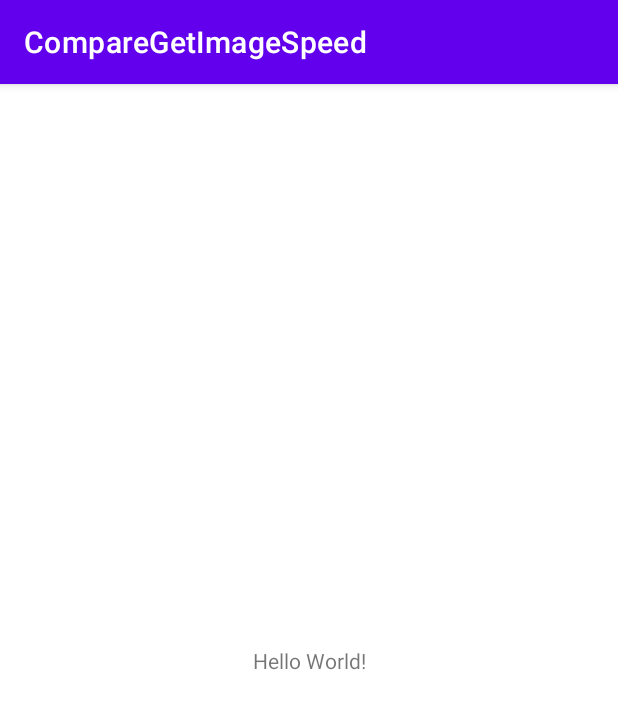
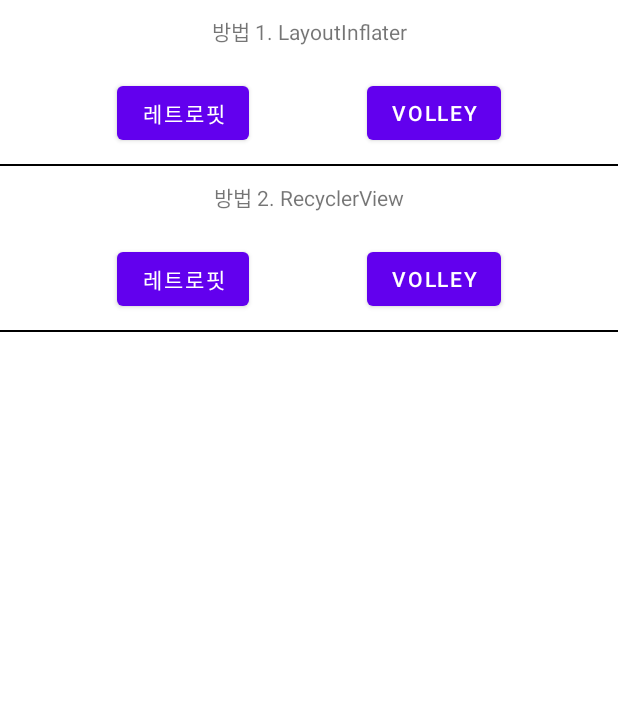
Before and after one commit to chlqudco/CompareGetImageSpeed, an Android app: the screen it shows after launch (MainActivity), on a phone screen of 412 x 824 dp. Shown: the top 709 px of the screen. Run offline under Robolectric (Android 15) with nearby library versions, the phone set to English and light mode, and no system bars.

Commit message:
패키지 분할 및 1_1 완료

```diff
--- a/app/src/main/java/com/example/comparegetimagespeed/MainActivity.kt
+++ b/app/src/main/java/com/example/comparegetimagespeed/MainActivity.kt
@@ -1,9 +1,20 @@
 package com.example.comparegetimagespeed
 
+import android.content.Intent
 import androidx.appcompat.app.AppCompatActivity
 import android.os.Bundle
 import android.util.Log
+import androidx.appcompat.app.AppCompatDelegate
+import androidx.recyclerview.widget.GridLayoutManager
 import com.example.comparegetimagespeed.URL.BASE_URL
+import com.example.comparegetimagespeed.adapter.MainAdapter
+import com.example.comparegetimagespeed.api.ApiService
+import com.example.comparegetimagespeed.databinding.ActivityMainBinding
+import com.example.comparegetimagespeed.method1.retrofit.MethodOneRetrofitActivity
+import com.example.comparegetimagespeed.method1.volley.MethodOneVolleyActivity
+import com.example.comparegetimagespeed.method2.retrofit.MethodTwoRetrofitActivity
+import com.example.comparegetimagespeed.method2.volley.MethodTwoVolleyActivity
+import com.example.comparegetimagespeed.response.UrlDto
 import retrofit2.Call
 import retrofit2.Callback
 import retrofit2.Response
@@ -11,29 +22,34 @@ import retrofit2.Retrofit
 import retrofit2.converter.gson.GsonConverterFactory
 
 class MainActivity : AppCompatActivity() {
+
+    val binding by lazy { ActivityMainBinding.inflate(layoutInflater) }
+
     override fun onCreate(savedInstanceState: Bundle?) {
         super.onCreate(savedInstanceState)
-        setContentView(R.layout.activity_main)
+        setContentView(binding.root)
 
-        val retrofit = Retrofit.Builder()
-            .baseUrl(BASE_URL)
-            .addConverterFactory(GsonConverterFactory.create())
-            .build()
+        //다크모드 금지
+        AppCompatDelegate.setDefaultNightMode(AppCompatDelegate.MODE_NIGHT_NO)
 
-        retrofit.create(ApiService::class.java).also {
-            it.getImages()
-                .enqueue(object : Callback<UrlDto>{
-                    override fun onResponse(call: Call<UrlDto>, response: Response<UrlDto>) {
-                        if (response.isSuccessful){
-                            Log.e("asdasd", response.body()?.images.toString())
-                        }
-                    }
+        binding.Method1RetrofitButton.setOnClickListener {
+            val intent = Intent(this, MethodOneRetrofitActivity::class.java)
+            startActivity(intent)
+        }
 
-                    override fun onFailure(call: Call<UrlDto>, t: Throwable) {
+        binding.Method1VolleyButton.setOnClickListener {
+            val intent = Intent(this, MethodOneVolleyActivity::class.java)
+            startActivity(intent)
+        }
 
-                    }
+        binding.Method2RetrofitButton.setOnClickListener {
+            val intent = Intent(this, MethodTwoRetrofitActivity::class.java)
+            startActivity(intent)
+        }
 
-                })
+        binding.Method2VolleyButton.setOnClickListener {
+            val intent = Intent(this, MethodTwoVolleyActivity::class.java)
+            startActivity(intent)
         }
     }
 }
--- a/app/src/main/java/com/example/comparegetimagespeed/UrlModel.kt
+++ b/app/src/main/java/com/example/comparegetimagespeed/model/UrlModel.kt
@@ -1,4 +1,4 @@
-package com.example.comparegetimagespeed
+package com.example.comparegetimagespeed.model
 
 import com.google.gson.annotations.SerializedName
 
--- a/app/src/main/java/com/example/comparegetimagespeed/UrlDto.kt
+++ b/app/src/main/java/com/example/comparegetimagespeed/response/UrlDto.kt
@@ -1,5 +1,6 @@
-package com.example.comparegetimagespeed
+package com.example.comparegetimagespeed.response
 
+import com.example.comparegetimagespeed.model.UrlModel
 import com.google.gson.annotations.SerializedName
 
 data class UrlDto(
--- a/app/src/main/res/layout/activity_main.xml
+++ b/app/src/main/res/layout/activity_main.xml
@@ -1,18 +1,104 @@
 <?xml version="1.0" encoding="utf-8"?>
-<androidx.constraintlayout.widget.ConstraintLayout xmlns:android="http://schemas.android.com/apk/res/android"
+<LinearLayout xmlns:android="http://schemas.android.com/apk/res/android"
     xmlns:app="http://schemas.android.com/apk/res-auto"
     xmlns:tools="http://schemas.android.com/tools"
     android:layout_width="match_parent"
     android:layout_height="match_parent"
+    android:orientation="vertical"
     tools:context=".MainActivity">
 
+    <androidx.constraintlayout.widget.ConstraintLayout
+        android:layout_width="match_parent"
+        android:layout_height="wrap_content">
+
         <TextView
+            android:id="@+id/Method1TextView"
             android:layout_width="wrap_content"
             android:layout_height="wrap_content"
-        android:text="Hello World!"
-        app:layout_constraintBottom_toBottomOf="parent"
+            android:layout_marginTop="10dp"
+            android:text="방법 1. LayoutInflater"
             app:layout_constraintEnd_toEndOf="parent"
             app:layout_constraintStart_toStartOf="parent"
-        app:layout_constraintTop_toTopOf="parent" />
+            app:layout_constraintTop_toTopOf="parent"
+            tools:ignore="HardcodedText" />
+
+        <Button
+            android:id="@+id/Method1RetrofitButton"
+            android:layout_width="wrap_content"
+            android:layout_height="wrap_content"
+            android:layout_marginTop="20dp"
+            android:text="레트로핏"
+            app:layout_constraintEnd_toStartOf="@id/Method1VolleyButton"
+            app:layout_constraintStart_toStartOf="parent"
+            app:layout_constraintTop_toBottomOf="@id/Method1TextView"
+            tools:ignore="HardcodedText" />
+
+        <Button
+            android:id="@+id/Method1VolleyButton"
+            android:layout_width="wrap_content"
+            android:layout_height="wrap_content"
+            android:text="Volley"
+            app:layout_constraintEnd_toEndOf="parent"
+            app:layout_constraintStart_toEndOf="@id/Method1RetrofitButton"
+            app:layout_constraintTop_toTopOf="@+id/Method1RetrofitButton"
+            tools:ignore="HardcodedText" />
+
+        <View
+            android:layout_width="0dp"
+            android:layout_height="1dp"
+            android:layout_marginTop="10dp"
+            android:background="@color/black"
+            app:layout_constraintEnd_toEndOf="parent"
+            app:layout_constraintStart_toStartOf="parent"
+            app:layout_constraintTop_toBottomOf="@id/Method1RetrofitButton" />
 
     </androidx.constraintlayout.widget.ConstraintLayout>
+
+    <androidx.constraintlayout.widget.ConstraintLayout
+        android:layout_width="match_parent"
+        android:layout_height="wrap_content">
+
+        <TextView
+            android:id="@+id/Method2TextView"
+            android:layout_width="wrap_content"
+            android:layout_height="wrap_content"
+            android:layout_marginTop="10dp"
+            android:text="방법 2. RecyclerView"
+            app:layout_constraintEnd_toEndOf="parent"
+            app:layout_constraintStart_toStartOf="parent"
+            app:layout_constraintTop_toTopOf="parent"
+            tools:ignore="HardcodedText" />
+
+        <Button
+            android:id="@+id/Method2RetrofitButton"
+            android:layout_width="wrap_content"
+            android:layout_height="wrap_content"
+            android:layout_marginTop="20dp"
+            android:text="레트로핏"
+            app:layout_constraintEnd_toStartOf="@id/Method2VolleyButton"
+            app:layout_constraintStart_toStartOf="parent"
+            app:layout_constraintTop_toBottomOf="@id/Method2TextView"
+            tools:ignore="HardcodedText" />
+
+        <Button
+            android:id="@+id/Method2VolleyButton"
+            android:layout_width="wrap_content"
+            android:layout_height="wrap_content"
+            android:text="Volley"
+            app:layout_constraintEnd_toEndOf="parent"
+            app:layout_constraintStart_toEndOf="@id/Method2RetrofitButton"
+            app:layout_constraintTop_toTopOf="@+id/Method2RetrofitButton"
+            tools:ignore="HardcodedText" />
+
+        <View
+            android:layout_width="0dp"
+            android:layout_height="1dp"
+            android:layout_marginTop="10dp"
+            android:background="@color/black"
+            app:layout_constraintEnd_toEndOf="parent"
+            app:layout_constraintStart_toStartOf="parent"
+            app:layout_constraintTop_toBottomOf="@id/Method2RetrofitButton" />
+
+    </androidx.constraintlayout.widget.ConstraintLayout>
+
+</LinearLayout>
--- a/app/src/main/res/values-night/themes.xml
+++ /dev/null
@@ -1,16 +0,0 @@
-<resources xmlns:tools="http://schemas.android.com/tools">
-    <!-- Base application theme. -->
-    <style name="Theme.CompareGetImageSpeed" parent="Theme.MaterialComponents.DayNight.DarkActionBar">
-        <!-- Primary brand color. -->
-        <item name="colorPrimary">@color/purple_200</item>
-        <item name="colorPrimaryVariant">@color/purple_700</item>
-        <item name="colorOnPrimary">@color/black</item>
-        <!-- Secondary brand color. -->
-        <item name="colorSecondary">@color/teal_200</item>
-        <item name="colorSecondaryVariant">@color/teal_200</item>
-        <item name="colorOnSecondary">@color/black</item>
-        <!-- Status bar color. -->
-        <item name="android:statusBarColor">?attr/colorPrimaryVariant</item>
-        <!-- Customize your theme here. -->
-    </style>
-</resources>
--- a/app/src/main/res/values/themes.xml
+++ b/app/src/main/res/values/themes.xml
@@ -1,6 +1,6 @@
 <resources xmlns:tools="http://schemas.android.com/tools">
     <!-- Base application theme. -->
-    <style name="Theme.CompareGetImageSpeed" parent="Theme.MaterialComponents.DayNight.DarkActionBar">
+    <style name="Theme.CompareGetImageSpeed" parent="Theme.MaterialComponents.DayNight.NoActionBar">
         <!-- Primary brand color. -->
         <item name="colorPrimary">@color/purple_500</item>
         <item name="colorPrimaryVariant">@color/purple_700</item>
```
Also changed, not shown: app/build.gradle (+7 -0 lines), app/src/main/AndroidManifest.xml (+29 -1 lines), app/src/main/java/com/example/comparegetimagespeed/ApiService.kt (deleted, +0 -10 lines), app/src/main/java/com/example/comparegetimagespeed/adapter/MainAdapter.kt (added, +37 -0 lines), app/src/main/java/com/example/comparegetimagespeed/api/ApiService.kt (added, +12 -0 lines), app/src/main/java/com/example/comparegetimagespeed/method1/retrofit/MethodOneRetrofitActivity.kt (added, +77 -0 lines), app/src/main/java/com/example/comparegetimagespeed/method1/volley/MethodOneVolleyActivity.kt (added, +12 -0 lines), app/src/main/java/com/example/comparegetimagespeed/method2/retrofit/MethodTwoRetrofitActivity.kt (added, +64 -0 lines), app/src/main/java/com/example/comparegetimagespeed/method2/volley/MethodTwoVolleyActivity.kt (added, +12 -0 lines), app/src/main/res/layout/activity_method_one_retrofit.xml (added, +40 -0 lines), app/src/main/res/layout/activity_method_one_volley.xml (added, +9 -0 lines), app/src/main/res/layout/activity_method_two_retrofit.xml (added, +29 -0 lines), app/src/main/res/layout/activity_method_two_volley.xml (added, +9 -0 lines), app/src/main/res/layout/item_image.xml (added, +32 -0 lines). Lines whose indentation alone changed are shown as unchanged.
